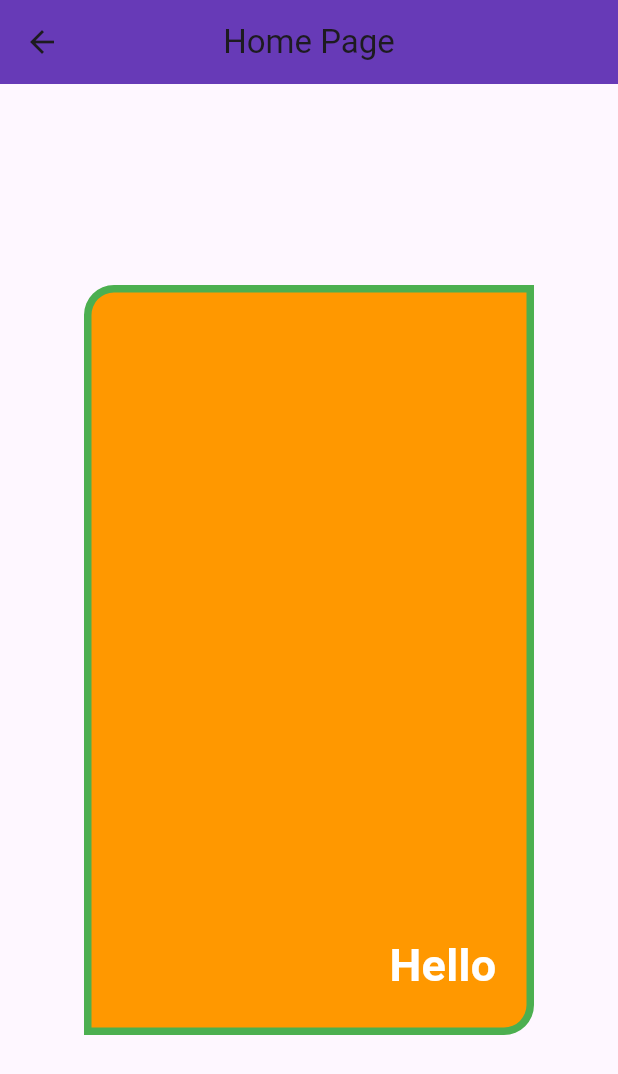
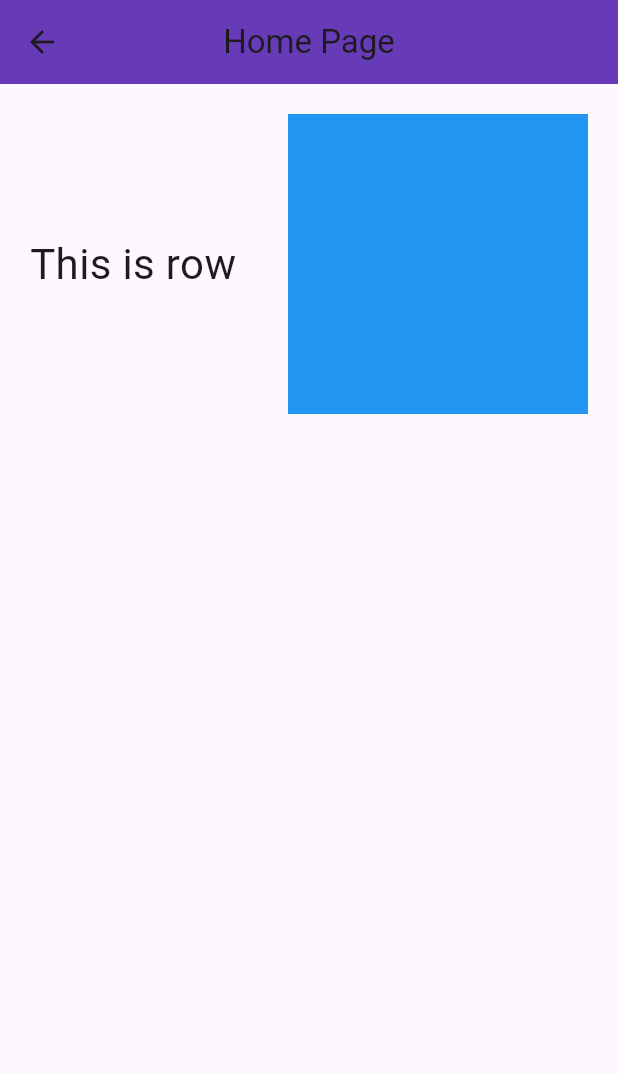
Before and after one commit to Dpi-001/ClassFlutter, a Flutter app: the Homepage screen opened directly, on a phone screen of 412 x 824 dp. Shown: the top 1074 px of the screen. Run offline on Flutter 3.47's test engine with Material 3 defaults, Android fonts, the phone set to English and light mode, and no system bars.

Commit message:
ROW and Column pratice with padding

```diff
--- a/lib/homepage.dart
+++ b/lib/homepage.dart
@@ -12,31 +12,32 @@ class Homepage extends StatelessWidget {
         centerTitle: true,
         backgroundColor: Colors.deepPurple,
       ),
-      body: Center(
-        child: Container(
-          width: 300,
-          height: 500,
-          padding: EdgeInsets.all(20),
-          decoration: BoxDecoration(
-            color: Colors.orange,
-            borderRadius: BorderRadius.only(
-              bottomRight: Radius.circular(20),
-              topLeft: Radius.circular(20),
-            ),
-            border: Border.all(color: Colors.green, width: 5),
-          ),
-          alignment: Alignment.bottomRight,
-          child: Text(
-            'Hello',
-            style: TextStyle(
-              fontSize: 30,
-              color: Colors.white,
-              fontWeight: FontWeight.bold,
-            ),
-          ),
-        ),
-      ),
-    );
+
+      //   body: Center(
+      //     child: Container(
+      //       width: 300,
+      //       height: 500,
+      //       padding: EdgeInsets.all(20),
+      //       decoration: BoxDecoration(
+      //         color: Colors.orange,
+      //         borderRadius: BorderRadius.only(
+      //           bottomRight: Radius.circular(20),
+      //           topLeft: Radius.circular(20),
+      //         ),
+      //         border: Border.all(color: Colors.green, width: 5),
+      //       ),
+      //       alignment: Alignment.bottomRight,
+      //       child: Text(
+      //         'Hello',
+      //         style: TextStyle(
+      //           fontSize: 30,
+      //           color: Colors.white,
+      //           fontWeight: FontWeight.bold,
+      //         ),
+      //       ),
+      //     ),
+      //   ),
+      // );
 
       //   appBar: AppBar(
       //     title: Text('Home Page'),
@@ -74,5 +75,33 @@ class Homepage extends StatelessWidget {
       //     // ),
       //   ), //right click in text and select refactor to extract widget in center to make center
       // );
+
+      //row and column ko example
+      // body: Column(
+      //   mainAxisAlignment:
+      //       MainAxisAlignment.spaceBetween, //yo line le center ma rakxa
+      //   crossAxisAlignment: CrossAxisAlignment.center,
+      //   mainAxisSize: MainAxisSize.max, //
+
+      //   children: [
+      //     Text("This is column", style: TextStyle(fontSize: 28)),
+      //     Container(width: 200, height: 200, color: Colors.blue),
+      //   ],
+      // ),
+
+      // row ko eample refoctor to extract widget in center to make padding
+      body: Padding(
+        padding: const EdgeInsets.only(top: 20, left: 20, right: 20),
+        child: Row(
+          mainAxisAlignment: MainAxisAlignment.spaceBetween,
+          crossAxisAlignment: CrossAxisAlignment.center,
+          mainAxisSize: MainAxisSize.max,
+          children: [
+            Text("This is row", style: TextStyle(fontSize: 28)),
+            Container(width: 200, height: 200, color: Colors.blue),
+          ],
+        ),
+      ),
+    );
   }
 }
```
Lines whose indentation alone changed are shown as unchanged.
